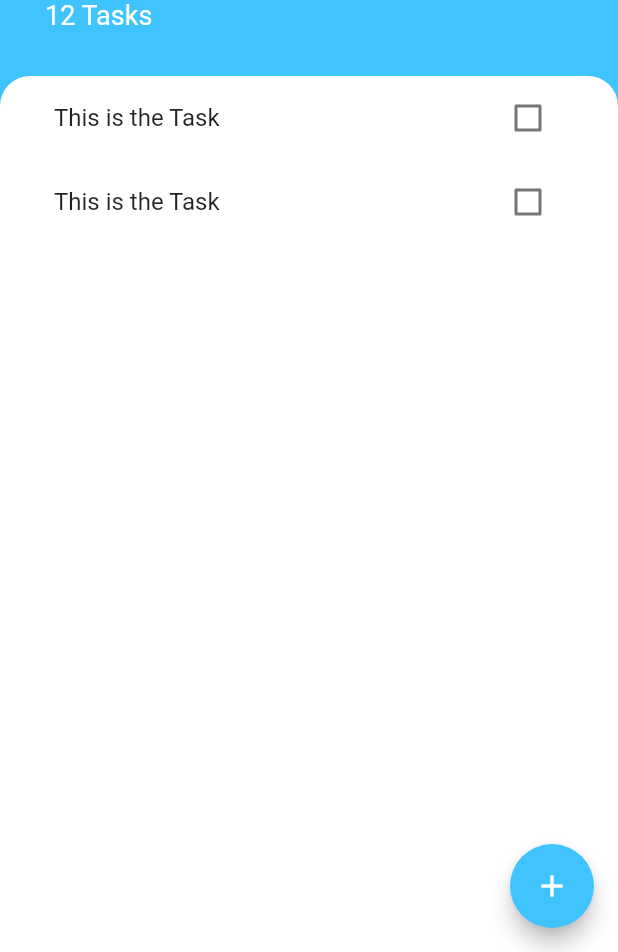
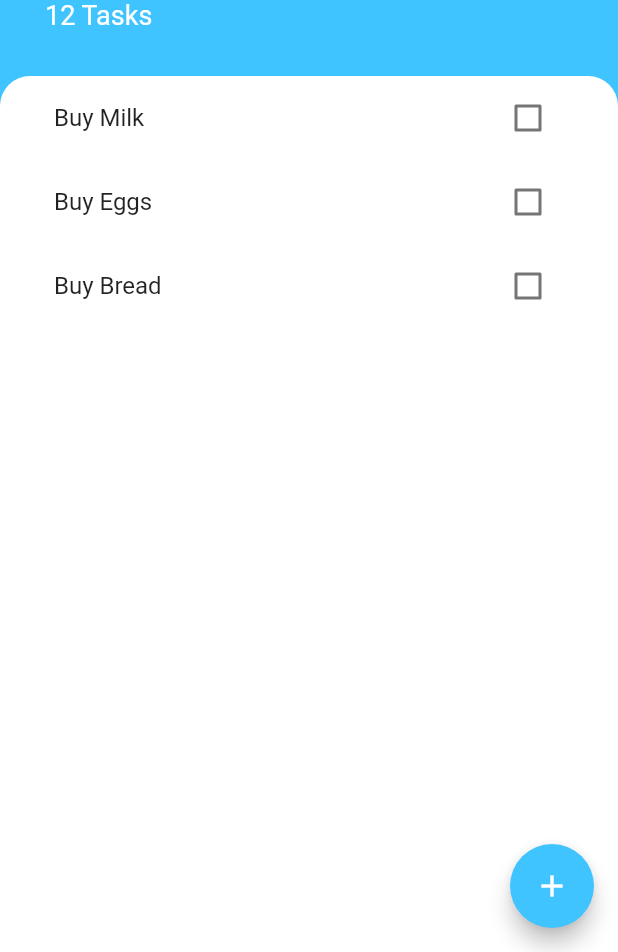
Before and after one commit to vinayreddyking/flutter_todoey_app_tutorial, a Flutter app: the screen it shows after launch, on a phone screen of 412 x 824 dp, the part 284-1236 px from its top. Run offline on Flutter 3.47's test engine with Material 2 defaults, Android fonts, the phone set to English and light mode, and no system bars.

Commit message:
Somewhat app was Created passing Argument's with drilling method

```diff
--- /dev/null
+++ b/lib/models/task.dart
@@ -0,0 +1,8 @@
+class Task {
+  final String title;
+  bool isDone;
+
+  Task({this.title, this.isDone = false});
+
+  void toggleDone() => isDone = !isDone;
+}
--- a/lib/screens/tasks_screen.dart
+++ b/lib/screens/tasks_screen.dart
@@ -1,9 +1,21 @@
 import 'package:flutter/material.dart';
 
+import 'package:todoey_app/models/task.dart';
 import 'package:todoey_app/widgets/tasks_list.dart';
 import 'package:todoey_app/screens/add_task_screen.dart';
 
-class TasksScreen extends StatelessWidget {
+class TasksScreen extends StatefulWidget {
+  @override
+  _TasksScreenState createState() => _TasksScreenState();
+}
+
+class _TasksScreenState extends State<TasksScreen> {
+  List<Task> tasks = [
+    Task(title: 'Buy Milk'),
+    Task(title: 'Buy Eggs'),
+    Task(title: 'Buy Bread'),
+  ];
+
   @override
   Widget build(BuildContext context) {
     return Scaffold(
@@ -64,7 +76,7 @@ class TasksScreen extends StatelessWidget {
                     topRight: Radius.circular(20),
                   ),
                 ),
-                child: TasksList(),
+                child: TasksList(tasks),
               ),
             ),
           ],
@@ -75,7 +87,17 @@ class TasksScreen extends StatelessWidget {
         child: Icon(Icons.add),
         onPressed: () => showModalBottomSheet(
           context: context,
-          builder: (context) => AddTaskScreen(),
+          builder: (context) => AddTaskScreen((title) {
+            setState(() {
+              tasks.insert(
+                0,
+                Task(
+                  title: title,
+                ),
+              );
+            });
+            Navigator.pop(context);
+          }),
         ),
       ),
     );
--- a/lib/widgets/task_tile.dart
+++ b/lib/widgets/task_tile.dart
@@ -1,43 +1,25 @@
 import 'package:flutter/material.dart';
 
-class TaskTile extends StatefulWidget {
-  @override
-  _TaskTileState createState() => _TaskTileState();
-}
+class TaskTile extends StatelessWidget {
+  final bool isChecked;
+  final String title;
+  final Function checkBoxCallback;
 
-class _TaskTileState extends State<TaskTile> {
-  bool isChecked = false;
+  TaskTile({this.isChecked, this.title, this.checkBoxCallback});
 
   @override
   Widget build(BuildContext context) {
     return ListTile(
-      title: Text(
-        'This is the Task',
-        style: TextStyle(
-          decoration: isChecked ? TextDecoration.lineThrough : null,
+        title: Text(
+          title,
+          style: TextStyle(
+            decoration: isChecked ? TextDecoration.lineThrough : null,
+          ),
         ),
-      ),
-      trailing: TaskCheckBox(
-        checkBoxState: isChecked,
-        toggleCheckBoxState: (bool checkBoxState) => setState(() {
-          isChecked = checkBoxState;
-        }),
-      ),
-    );
+        trailing: Checkbox(
+          activeColor: Colors.lightBlueAccent,
+          value: isChecked,
+          onChanged: checkBoxCallback,
+        ));
   }
 }
-
-class TaskCheckBox extends StatelessWidget {
-  final bool checkBoxState;
-  final Function toggleCheckBoxState;
-  TaskCheckBox({this.checkBoxState, this.toggleCheckBoxState});
-
-  @override
-  Widget build(BuildContext context) {
-    return Checkbox(
-      activeColor: Colors.lightBlueAccent,
-      value: checkBoxState,
-      onChanged: toggleCheckBoxState,
-    );
-  }
-}
--- a/lib/widgets/tasks_list.dart
+++ b/lib/widgets/tasks_list.dart
@@ -1,15 +1,27 @@
 import 'package:flutter/material.dart';
 
+import 'package:todoey_app/models/task.dart';
 import 'package:todoey_app/widgets/task_tile.dart';
 
-class TasksList extends StatelessWidget {
+class TasksList extends StatefulWidget {
+  final List<Task> tasks;
+  TasksList(this.tasks);
+  @override
+  _TasksListState createState() => _TasksListState();
+}
+
+class _TasksListState extends State<TasksList> {
   @override
   Widget build(BuildContext context) {
-    return ListView(
-      children: <Widget>[
-        TaskTile(),
-        TaskTile(),
-      ],
+    return ListView.builder(
+      itemBuilder: (context, i) => TaskTile(
+        title: widget.tasks[i].title,
+        isChecked: widget.tasks[i].isDone,
+        checkBoxCallback: (_) => setState(() {
+          widget.tasks[i].toggleDone();
+        }),
+      ),
+      itemCount: widget.tasks.length,
     );
   }
 }
--- a/pubspec.yaml
+++ b/pubspec.yaml
@@ -23,6 +23,7 @@ dependencies:
   # The following adds the Cupertino Icons font to your application.
   # Use with the CupertinoIcons class for iOS style icons.
   cupertino_icons: ^0.1.2
+  provider: ^4.0.5+1
 
 dev_dependencies:
   flutter_test:
```
Also changed, not shown: lib/screens/add_task_screen.dart (+15 -1 lines), pubspec.lock.
